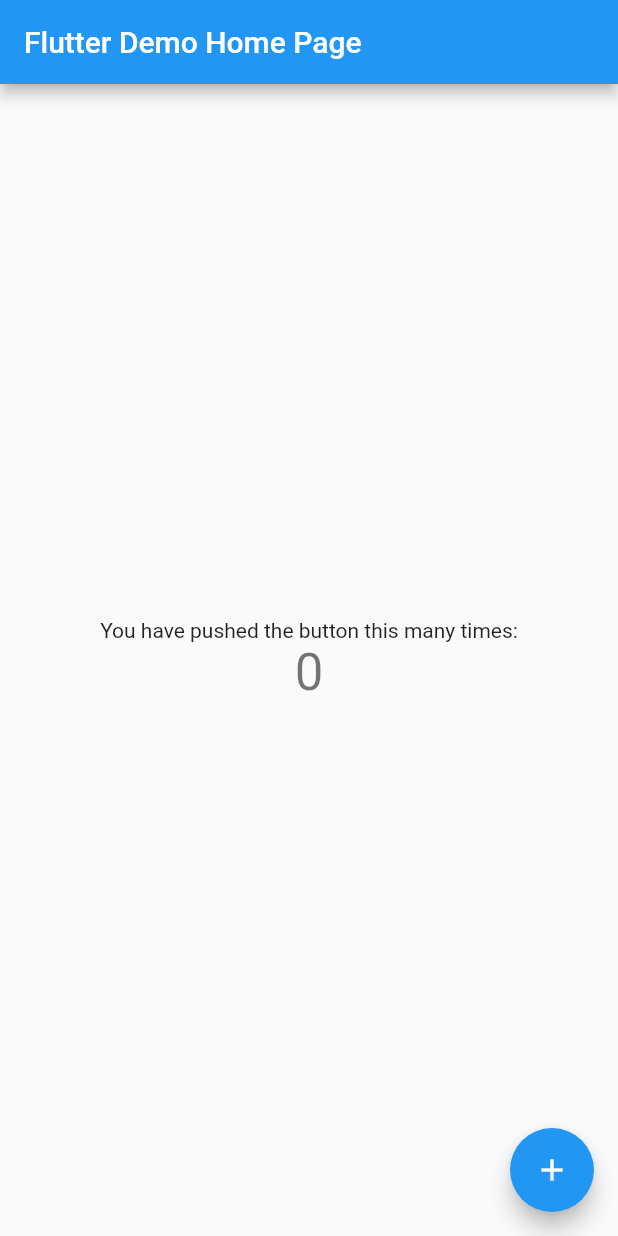
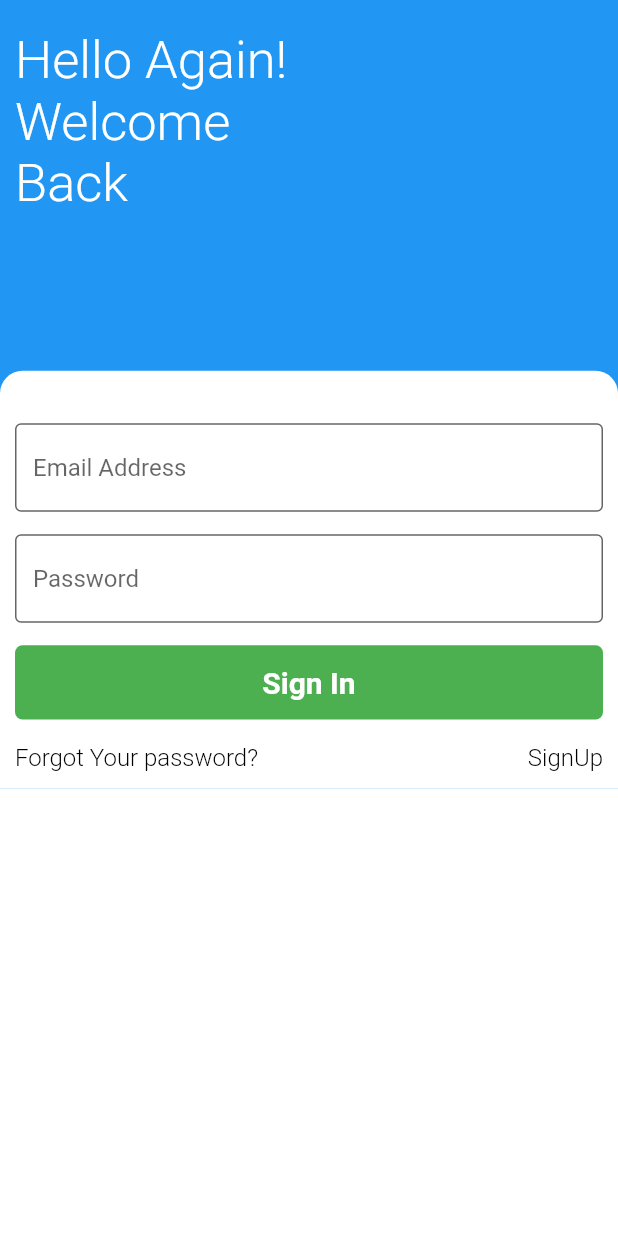
Before and after one commit to Motion30/blue_fibre, a Flutter app: the screen it shows after launch, on a phone screen of 412 x 824 dp. Run offline on Flutter 3.47's test engine with Material 2 defaults, Android fonts, the phone set to English and light mode, and no system bars; our stand-ins replace hive; accounts and stored records are empty.

Commit message:
finished login page UI

```diff
--- /dev/null
+++ b/analysis_options.yaml
@@ -0,0 +1,12 @@
+include: package:lint/analysis_options.yaml
+
+linter:
+  rules:
+    # Make constructors the first thing in every class
+    sort_constructors_first: true
+
+    # The new tabs vs. spaces. Choose wisely
+    prefer_single_quotes: true
+
+    # Blindly follow the Flutter code style, which prefers types everywhere
+    always_specify_types: true
--- /dev/null
+++ b/lib/business_logic/local_db/hive_init.dart
@@ -0,0 +1,21 @@
+import 'dart:io';
+
+import 'package:flutter/material.dart';
+import 'package:hive/hive.dart';
+import 'package:path_provider/path_provider.dart';
+
+class HiveInitMethods {
+  static Future<void> _startUserDataHiveDb() async {
+    /// This method will be called at the start of the app, this will start
+    /// a local Database this will host/store the user Data.
+
+    Directory documentDir = await getApplicationSupportDirectory();
+    Hive.init(documentDir.path);
+    await Hive.openBox('userData');
+    debugPrint('open userDat');
+  }
+
+  static Future<void> initHiveDatabase() async {
+    await _startUserDataHiveDb();
+  }
+}
--- a/lib/main.dart
+++ b/lib/main.dart
@@ -1,6 +1,10 @@
+import 'package:blue_fibre/business_logic/local_db/hive_init.dart';
+import 'package:blue_fibre/ui/authentication/pages/wrapper.dart';
 import 'package:flutter/material.dart';
 
-void main() {
+Future<void> main() async {
+  WidgetsFlutterBinding.ensureInitialized();
+  await HiveInitMethods.initHiveDatabase();
   runApp(MyApp());
 }
 
@@ -8,59 +12,14 @@ class MyApp extends StatelessWidget {
   @override
   Widget build(BuildContext context) {
     return MaterialApp(
-      title: 'Flutter Demo',
+      title: 'Blue Fiber',
       theme: ThemeData(
+        backgroundColor: Colors.white,
+        scaffoldBackgroundColor: Colors.white,
         primarySwatch: Colors.blue,
-        visualDensity: VisualDensity.adaptivePlatformDensity,
+        accentColor: Colors.green,
       ),
-      home: MyHomePage(title: 'Flutter Demo Home Page'),
+      home: ToggleBetweenLoginAndSignUpWidget(),
     );
   }
 }
-
-class MyHomePage extends StatefulWidget {
-  MyHomePage({Key key, this.title}) : super(key: key);
-
-  final String title;
-
-  @override
-  _MyHomePageState createState() => _MyHomePageState();
-}
-
-class _MyHomePageState extends State<MyHomePage> {
-  int _counter = 0;
-
-  void _incrementCounter() {
-    setState(() {
-      _counter++;
-    });
-  }
-
-  @override
-  Widget build(BuildContext context) {
-    return Scaffold(
-      appBar: AppBar(
-        title: Text(widget.title),
-      ),
-      body: Center(
-        child: Column(
-          mainAxisAlignment: MainAxisAlignment.center,
-          children: <Widget>[
-            Text(
-              'You have pushed the button this many times:',
-            ),
-            Text(
-              '$_counter',
-              style: Theme.of(context).textTheme.headline4,
-            ),
-          ],
-        ),
-      ),
-      floatingActionButton: FloatingActionButton(
-        onPressed: _incrementCounter,
-        tooltip: 'Increment',
-        child: Icon(Icons.add),
-      ),
-    );
-  }
-}
--- /dev/null
+++ b/lib/ui/authentication/pages/login_page.dart
@@ -0,0 +1,31 @@
+import 'package:blue_fibre/ui/authentication/widgets/login_widget.dart';
+import 'package:flutter/material.dart';
+
+class LoginPage extends StatelessWidget {
+  const LoginPage(this.callBack);
+
+  final Function callBack;
+
+  @override
+  Widget build(BuildContext context) {
+    return SafeArea(
+      child: Scaffold(
+        backgroundColor: Theme.of(context).primaryColor,
+        body: body(context),
+      ),
+    );
+  }
+
+  Widget body(BuildContext context) {
+    final Size size = MediaQuery.of(context).size;
+
+    return Column(
+      children: <Widget>[
+        LoginPageMessage(size: size),
+        LoginPageForm(size: size),
+        LoginPageMoreOptions(size: size, navigate: () => callBack()),
+        Expanded(child: Container(color: Colors.white)),
+      ],
+    );
+  }
+}
--- /dev/null
+++ b/lib/ui/authentication/pages/sign_up_page.dart
@@ -0,0 +1,22 @@
+import 'package:flutter/material.dart';
+
+class SignUpPage extends StatelessWidget {
+  const SignUpPage(this.callBack);
+
+  final Function callBack;
+
+  @override
+  Widget build(BuildContext context) {
+    return Scaffold(
+      body: Column(
+        children: <Widget>[
+          const Text('SignUp Page'),
+          FlatButton(
+            onPressed: () => callBack(),
+            child: const Text('next'),
+          ),
+        ],
+      ),
+    );
+  }
+}
--- /dev/null
+++ b/lib/ui/authentication/pages/wrapper.dart
@@ -0,0 +1,25 @@
+import 'package:blue_fibre/ui/authentication/pages/login_page.dart';
+import 'package:blue_fibre/ui/authentication/pages/sign_up_page.dart';
+import 'package:flutter/material.dart';
+
+class ToggleBetweenLoginAndSignUpWidget extends StatelessWidget {
+  static final ValueNotifier<bool> toggleValue = ValueNotifier<bool>(true);
+
+  static void changePage() {
+    toggleValue.value = !toggleValue.value;
+  }
+
+  @override
+  Widget build(BuildContext context) {
+    return ValueListenableBuilder<bool>(
+      valueListenable: toggleValue,
+      builder: (_, bool value, Widget child) {
+        if (value == true) {
+          return const LoginPage(changePage);
+        } else {
+          return const SignUpPage(changePage);
+        }
+      },
+    );
+  }
+}
--- /dev/null
+++ b/lib/ui/authentication/widgets/login_widget.dart
@@ -0,0 +1,118 @@
+import 'package:blue_fibre/ui/shared_widgets/custom_constant_widget.dart';
+import 'package:flutter/foundation.dart';
+import 'package:flutter/material.dart';
+
+class LoginPageMessage extends StatelessWidget {
+  const LoginPageMessage({this.size});
+
+  final Size size;
+
+  @override
+  Widget build(BuildContext context) {
+    return Container(
+      width: size.width,
+      height: size.height * 0.30,
+      padding: const EdgeInsets.only(left: 10.0, top: 20.0),
+      child: const CustomText(
+        text: 'Hello Again!\nWelcome\nBack',
+        size: 35.0,
+        fontWeight: FontWeight.w300,
+        color: Colors.white,
+      ),
+    );
+  }
+}
+
+class LoginPageForm extends StatefulWidget {
+  const LoginPageForm({this.size});
+
+  final Size size;
+
+  @override
+  _LoginPageFormState createState() => _LoginPageFormState();
+}
+
+class _LoginPageFormState extends State<LoginPageForm> {
+  final GlobalKey<FormState> formKey = GlobalKey<FormState>();
+  final TextEditingController emailController = TextEditingController();
+  final TextEditingController passwordController = TextEditingController();
+
+  @override
+  Widget build(BuildContext context) {
+    return Container(
+      width: widget.size.width,
+      padding: const EdgeInsets.symmetric(horizontal: 10.0, vertical: 5.0),
+      decoration: const BoxDecoration(
+        color: Colors.white,
+        borderRadius: BorderRadius.only(
+          topLeft: Radius.circular(15.0),
+          topRight: Radius.circular(15.0),
+        ),
+      ),
+      child: Form(
+        key: formKey,
+        child: Column(
+          mainAxisSize: MainAxisSize.min,
+          children: <Widget>[
+            const SizedBox(height: 30.0),
+            CustomTextField(
+              controller: emailController,
+              title: 'Email Address',
+              // inputBorder: const UnderlineInputBorder(),
+            ),
+            const SizedBox(height: 15.0),
+            CustomTextField(
+              controller: passwordController,
+              title: 'Password',
+              hideText: true,
+            ),
+            const SizedBox(height: 15.0),
+            CustomButton(
+              size: MediaQuery.of(context).size,
+              title: 'Sign In',
+              onPress: () => debugPrint('1'),
+            ),
+          ],
+        ),
+      ),
+    );
+  }
+}
+
+class LoginPageMoreOptions extends StatelessWidget {
+  const LoginPageMoreOptions({this.size, this.navigate});
+
+  final Size size;
+  final Function navigate;
+
+  @override
+  Widget build(BuildContext context) {
+    return Container(
+      color: Colors.white,
+      padding: const EdgeInsets.symmetric(horizontal: 10.0),
+      width: size.width,
+      height: size.height * 0.05,
+      child: Row(
+        mainAxisAlignment: MainAxisAlignment.spaceBetween,
+        children: <Widget>[
+          InkWell(
+            onTap: () {},
+            child: const CustomText(
+              text: 'Forgot Your password?',
+              size: 16,
+              fontWeight: FontWeight.w300,
+            ),
+          ),
+          InkWell(
+            onTap: () => navigate(),
+            child: const CustomText(
+              text: 'SignUp',
+              size: 16,
+              fontWeight: FontWeight.w300,
+            ),
+          ),
+        ],
+      ),
+    );
+  }
+}
--- /dev/null
+++ b/lib/ui/shared_widgets/custom_button.dart
@@ -0,0 +1,40 @@
+import 'package:flutter/material.dart';
+
+class CustomButton extends StatelessWidget {
+  const CustomButton({
+    @required this.onPress,
+    @required this.size,
+    @required this.title,
+    this.textColor = Colors.white,
+  });
+
+  final Function onPress;
+  final Size size;
+  final String title;
+  final Color textColor;
+
+  @override
+  Widget build(BuildContext context) {
+    return InkWell(
+      onTap: () => onPress(),
+      child: Container(
+        decoration: BoxDecoration(
+          color: Theme.of(context).accentColor,
+          borderRadius: BorderRadius.circular(5.0),
+        ),
+        width: size.width,
+        height: size.height * 0.06,
+        child: Center(
+          child: Text(
+            title,
+            style: TextStyle(
+              fontSize: 20,
+              fontWeight: FontWeight.bold,
+              color: textColor,
+            ),
+          ),
+        ),
+      ),
+    );
+  }
+}
--- /dev/null
+++ b/lib/ui/shared_widgets/custom_constant_widget.dart
@@ -0,0 +1,3 @@
+export 'custom_button.dart';
+export 'custom_text.dart';
+export 'custom_textfield.dart';
--- /dev/null
+++ b/lib/ui/shared_widgets/custom_text.dart
@@ -0,0 +1,30 @@
+import 'package:flutter/material.dart';
+
+class CustomText extends StatelessWidget {
+  const CustomText({
+    @required this.text,
+    this.size,
+    this.color = Colors.black,
+    this.fontWeight = FontWeight.normal,
+    this.textAlign = TextAlign.justify,
+  });
+
+  final String text;
+  final double size;
+  final Color color;
+  final FontWeight fontWeight;
+  final TextAlign textAlign;
+
+  @override
+  Widget build(BuildContext context) {
+    return Text(
+      text,
+      style: TextStyle(
+        fontSize: size,
+        color: color,
+        fontWeight: fontWeight,
+      ),
+      textAlign: textAlign,
+    );
+  }
+}
--- /dev/null
+++ b/lib/ui/shared_widgets/custom_textfield.dart
@@ -0,0 +1,43 @@
+import 'package:flutter/material.dart';
+
+class CustomTextField extends StatelessWidget {
+  const CustomTextField({
+    @required this.controller,
+    @required this.title,
+    this.hideText = false,
+    this.length = 1,
+    this.inputBorder = const OutlineInputBorder(),
+    this.keyboardType = TextInputType.text,
+  });
+
+  final TextEditingController controller;
+  final bool hideText;
+  final String title;
+  final int length;
+  final InputBorder inputBorder;
+  final TextInputType keyboardType;
+
+  @override
+  Widget build(BuildContext context) {
+    return TextFormField(
+      controller: controller,
+      obscureText: hideText,
+      validator: (String value) {
+        if (value.trim().isEmpty) {
+          return "$title Can't Be Empty";
+        } else if (value.trim().length < length) {
+          return "$title Can't Be Less Than $length Character";
+        } else {
+          return null;
+        }
+      },
+      decoration: InputDecoration(
+        border: inputBorder,
+        hintText: title,
+        fillColor: Colors.white70,
+        filled: true,
+      ),
+      keyboardType: keyboardType,
+    );
+  }
+}
--- a/pubspec.yaml
+++ b/pubspec.yaml
@@ -52,7 +52,11 @@ dependencies:
   get_it: ^5.0.6
 
 
+
 dev_dependencies:
+  # linting
+  lint: ^1.3.0
+
   flutter_test:
     sdk: flutter
 
```
Also changed, not shown: pubspec.lock, 4 other files.
